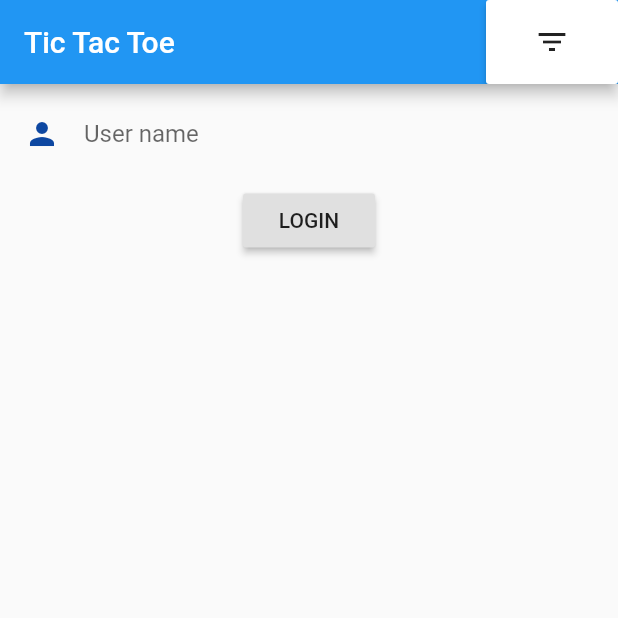
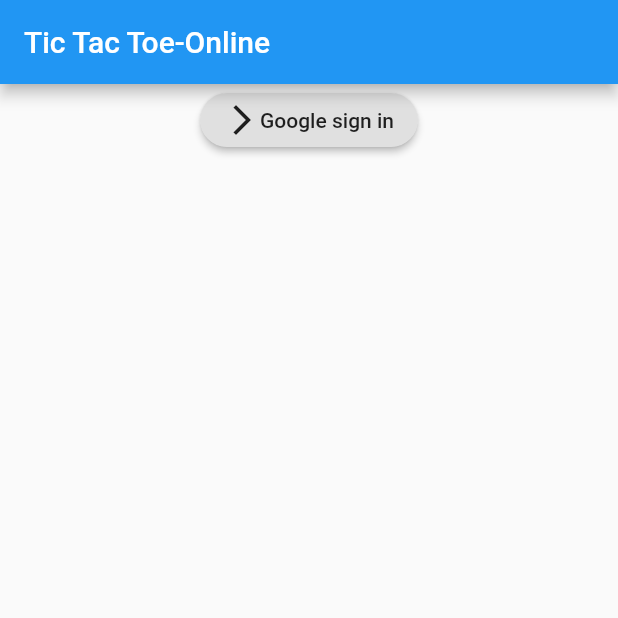
Before and after one commit to D4-Developer/Tic-Tac-Toe, a Flutter app: the screen it shows after launch, on a phone screen of 412 x 824 dp, the top half of it. Run offline on Flutter 3.47's test engine with Material 2 defaults, Android fonts, the phone set to English and light mode, and no system bars; our stand-ins replace cloud_firestore, firebase_auth, google_sign_in; accounts and stored records are empty.

Commit message:
Connect to players via internet and play smoothly....

```diff
--- /dev/null
+++ b/lib/loginPage.dart
@@ -0,0 +1,106 @@
+import 'package:flutter/material.dart';
+import 'package:provider/provider.dart';
+import 'homePage.dart';
+import 'loading.dart';
+import 'service/auth.dart';
+
+class LoginPage extends StatelessWidget {
+
+  // TextEditingController _emailC = TextEditingController();
+  // TextEditingController _passwordC = TextEditingController();
+
+  @override
+  Widget build(BuildContext context) {
+    return Scaffold(
+      appBar: AppBar(
+        title: Text('Tic Tac Toe-Online'),
+      ),
+      body: SafeArea(
+        child: SingleChildScrollView(
+          child: Column(
+            mainAxisAlignment: MainAxisAlignment.center,
+            children: [
+              // _emailPasswordForm(),
+              // _loginButton()
+              googleSignInButton(context)
+            ],
+          ),
+        ),
+      ),
+    );
+  }
+
+/*
+  _emailPasswordForm(){
+    return Container(
+      child: Form(
+        child: Column(
+          crossAxisAlignment: CrossAxisAlignment.center,
+          children: [
+            TextFormField(
+              controller: _emailC,
+              decoration: InputDecoration(
+                hintText: 'Email',
+              ),
+            ),
+
+            TextFormField(
+              controller: _passwordC,
+              decoration: InputDecoration(
+                hintText: 'Password',
+              ),
+            ),
+
+          ],
+        ),
+      ),
+    );
+  }
+
+  _loginButton(){
+    return RaisedButton(
+      child: Container(
+        child: Text('Login'),
+      ),
+      onPressed: (){},
+    );
+  }
+*/
+
+  googleSignInButton(BuildContext context){
+    return Center(
+      child: Container(
+        child: RaisedButton(
+          shape: StadiumBorder(),
+          child: Row(
+            mainAxisSize: MainAxisSize.min,
+            children: [
+              Icon(Icons.arrow_forward_ios),
+              Container(
+                child: Text('Google sign in'),
+              )
+            ],
+          ),
+          onPressed: (){
+            loading(context);
+            _googleSignIn(context);
+          },
+        ),
+      ),
+    );
+  }
+
+  _googleSignIn(BuildContext context) async{
+    AuthProvider _authProvider = Provider.of<AuthProvider>(context, listen: false);
+
+    if(await _authProvider.handleGoogleSignIn()
+        && _authProvider.authStatus == AuthStatus.LoggedIn){
+      Navigator.of(context).push(MaterialPageRoute(builder: (context) => HomePage()));
+    }
+
+    else{
+      /// showError message....
+    }
+  }
+
+}
--- a/lib/main.dart
+++ b/lib/main.dart
@@ -1,20 +1,23 @@
 import 'package:flutter/material.dart';
 import 'package:cloud_firestore/cloud_firestore.dart';
+import 'package:provider/provider.dart';
+import 'loginPage.dart';
+import 'service/auth.dart';
 
 TextEditingController t = new TextEditingController();
 var connection, userData;
-void main() => runApp(MaterialApp(home: HomePage()));
+void main() => runApp(MaterialApp(home: MainPage()));
 
-class HomePage extends StatefulWidget {
+class MainPage extends StatefulWidget {
   @override
-  HomePageState createState() => HomePageState();
+  MainPageState createState() => MainPageState();
 }
 
 String x = Firestore.instance.collection('runningGame').document().documentID;
 
 List<int> boardEmpty = [0, 0, 0, 0, 0, 0, 0, 0, 0];
 
-class HomePageState extends State<HomePage> {
+class MainPageState extends State<MainPage> {
   @override
   void initState() {
 //    initiateGame();
@@ -29,8 +32,14 @@ class HomePageState extends State<HomePage> {
 
   @override
   Widget build(BuildContext context) {
-    return MaterialApp(
-      home: Scaffold(
+    return MultiProvider(
+      providers: [
+        ChangeNotifierProvider<AuthProvider>(create: (_) => AuthProvider())
+      ],
+      builder: (BuildContext context, child){
+        return LoginPage();
+      },
+    );/*Scaffold(
         appBar: AppBar(
           title: Text("Tic Tac Toe"),
           actions: <Widget>[
@@ -76,9 +85,22 @@ class HomePageState extends State<HomePage> {
                         MaterialPageRoute(builder: (context) => PlayerList()));
                   }
                 },
-              ))
+              )),
+              googlePlayGames(),
             ],
           ),
+        ),
+      )
+    );*/
+  }
+
+  googlePlayGames(){
+    return Center(
+      child: RaisedButton(
+        shape: StadiumBorder(),
+        onPressed: (){},
+        child: Container(
+          child: Text('Google play signin'),
         ),
       ),
     );
--- /dev/null
+++ b/lib/model/userModel.dart
@@ -0,0 +1,10 @@
+import 'package:flutter/material.dart';
+
+class User{
+  String uid;
+  String name;
+  String userName;
+
+  bool isPlaying;
+
+}
--- /dev/null
+++ b/lib/service/auth.dart
@@ -0,0 +1,79 @@
+import 'package:cloud_firestore/cloud_firestore.dart';
+import 'package:firebase_auth/firebase_auth.dart';
+import 'package:flutter/material.dart';
+import 'package:google_sign_in/google_sign_in.dart';
+import '../model/userModel.dart';
+
+enum AuthStatus {
+  LoggedIn,
+  NotLoggedIn,
+  NotRegistered,
+  NotDetermined
+  // Authenticating,
+  // Registering,
+  // LoggedOut
+}
+
+class AuthProvider extends ChangeNotifier{
+
+  User _user;
+  FirebaseUser _firebaseUser;
+  FirebaseAuth _firebaseAuth;
+
+  final GoogleSignIn _googleSignIn = GoogleSignIn();
+
+  AuthStatus _authStatus = AuthStatus.NotLoggedIn;
+
+  AuthStatus get authStatus => _authStatus;
+
+  void set(AuthStatus status){
+    _authStatus = status;
+  }
+
+  Future<bool> handleGoogleSignIn() async{
+
+    try{
+      final GoogleSignInAccount googleUser = await _googleSignIn.signIn();
+      if(googleUser == null){
+        print('Failed Google Sign In');
+        return null;
+      }
+
+      final GoogleSignInAuthentication googleAuth = await googleUser.authentication;
+
+      final AuthCredential credential = GoogleAuthProvider.getCredential(
+          idToken: googleAuth.idToken,
+          accessToken: googleAuth.accessToken
+      );
+
+      _firebaseUser = (await _firebaseAuth.signInWithCredential(credential)).user;
+
+      if(await _initUserData(_firebaseUser)) {
+        _authStatus = AuthStatus.LoggedIn;
+        return true;
+      }
+
+    }catch(e){
+      print(e.toString() + '@_handleGoogleSignIn');
+    }
+
+    _authStatus = AuthStatus.NotLoggedIn;
+    return false;
+  }
+
+  _initUserData (FirebaseUser firebaseUser) async{
+    try{
+      DocumentSnapshot ds = await Firestore.instance.collection('users')
+          .document(_firebaseUser.uid).get();
+
+      Map<String, dynamic> data = ds.data;
+      print(data);
+
+      // return true;
+    }catch(e){
+      print(e.toString() + '@_initData');
+    }
+
+  }
+
+}
--- a/pubspec.yaml
+++ b/pubspec.yaml
@@ -19,8 +19,13 @@ environment:
 dependencies:
   flutter:
     sdk: flutter
+  firebase_auth:
+  google_sign_in:
+
   cloud_firestore:
 
+  provider:
+#  play_games: ^0.5.5
   # The following adds the Cupertino Icons font to your application.
   # Use with the CupertinoIcons class for iOS style icons.
   cupertino_icons: ^0.1.2
@@ -28,7 +33,6 @@ dependencies:
 dev_dependencies:
   flutter_test:
     sdk: flutter
-
 
 # For information on the generic Dart part of this file, see the
 # following page: https://dart.dev/tools/pub/pubspec
```
Also changed, not shown: lib/UI.dart (added, +8 -0 lines), lib/homePage.dart (added, +63 -0 lines), lib/loading.dart (added, +12 -0 lines), pubspec.lock, 32 other files.
